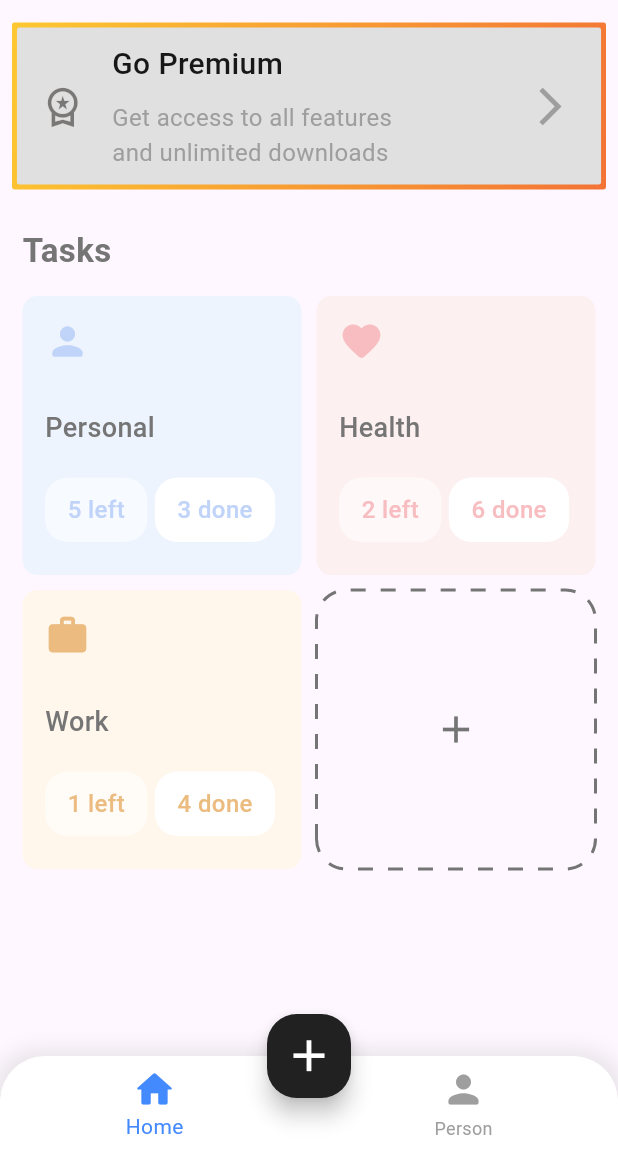
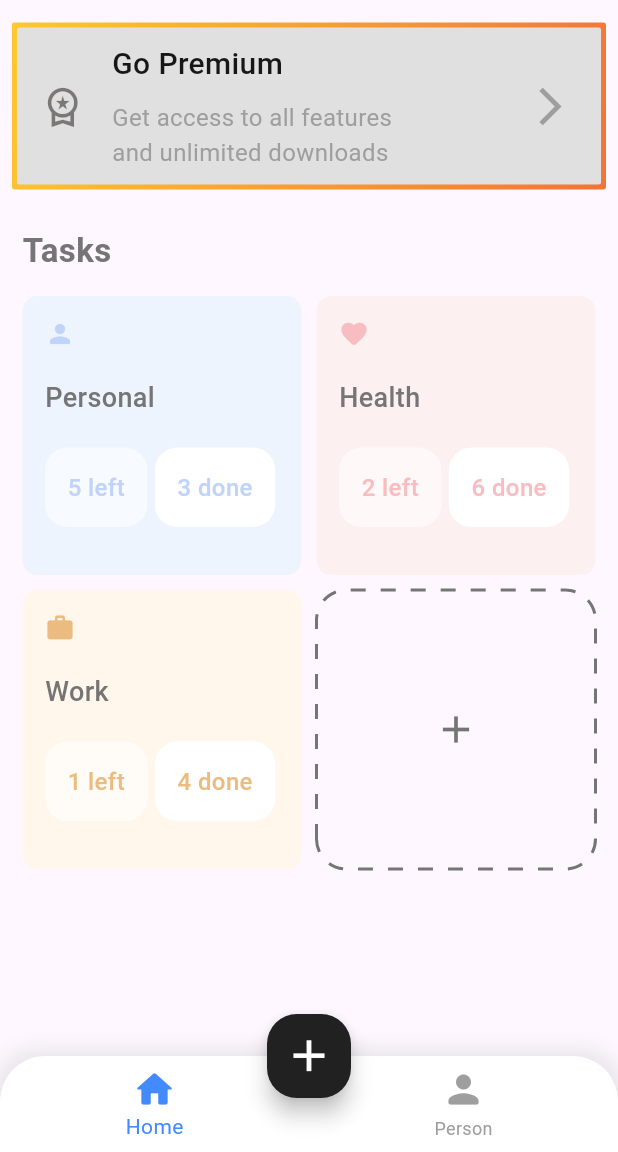
Before and after one commit to Shreyas20004/Task_manager, a Flutter app: the screen it shows after launch, on a phone screen of 412 x 824 dp, the part 84-1236 px from its top. Run offline on Flutter 3.47's test engine with Material 3 defaults, Android fonts, the phone set to English and light mode, and no system bars; drawn by our look-alikes of dotted_border.

Commit message:
gradle upgrade

```diff
--- a/lib/Widgets/tasks.dart
+++ b/lib/Widgets/tasks.dart
@@ -52,10 +52,10 @@ class Tasks extends StatelessWidget {
             Icon(
               taskList.icon,
               color: taskList.iconcolor,
-              size: 30,
+              size: 20,
             ),
             const SizedBox(
-              height: 30,
+              height: 20,
             ),
             Text(
               taskList.title.toString(),
@@ -85,7 +85,7 @@ class Tasks extends StatelessWidget {
 
   Widget _buildTaskStatus(Color bgcolor, Color txtColor, String txt) {
     return Container(
-      padding: const EdgeInsets.symmetric(horizontal: 15, vertical: 10),
+      padding: const EdgeInsets.symmetric(horizontal: 15, vertical: 15),
       decoration: BoxDecoration(
         color: bgcolor,
         borderRadius: BorderRadius.circular(15),
```
Also changed, not shown: 1 other file.
